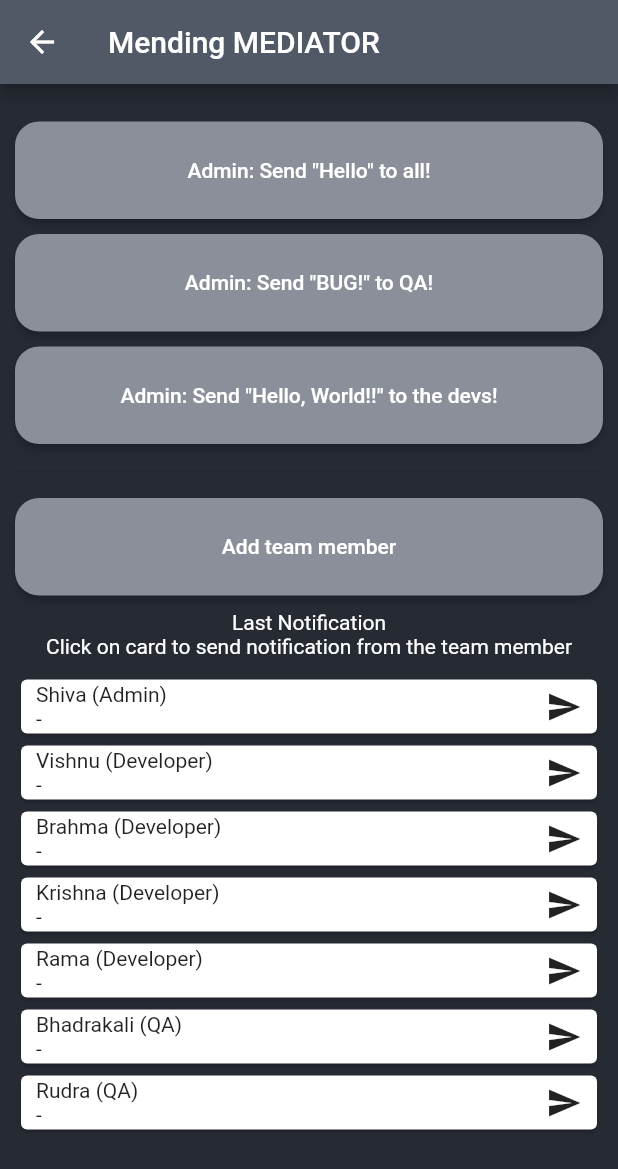
After one commit to glitchpop-frenzy/design-patterns-in-flutter, a Flutter app: the screen it shows after launch, after a tap on "Mending MEDIATOR : Structural", on a phone screen of 412 x 824 dp. The commit adds this screen. Shown: the top 1169 px of the screen. Run offline on Flutter 3.47's test engine with Material 2 defaults, Android fonts, the phone set to English and light mode, and no system bars; our stand-ins replace auto_route.

Commit message:
adding UI implementation for Mediator

```diff
--- a/lib/01_singleton/singleton_example.dart
+++ b/lib/01_singleton/singleton_example.dart
@@ -41,7 +41,7 @@ class _SingletonExampleState extends State<SingletonExample> {
     return Scaffold(
       backgroundColor: primaryBgColor2,
       appBar: AppBar(
-          backgroundColor: accentButtonBgColor,
+          backgroundColor: accentColor2,
           title: const Text(
             'Singleton Magic',
             style: TextStyle(color: Colors.white),
--- a/lib/02_adapter/awesome_adapter.dart
+++ b/lib/02_adapter/awesome_adapter.dart
@@ -8,7 +8,7 @@ class AwesomeAdapter extends StatelessWidget {
   @override
   Widget build(BuildContext context) {
     return Scaffold(
-      backgroundColor: primaryBgColor2,
+      backgroundColor: accentColor2,
       appBar: AppBar(
         backgroundColor: accentButtonBgColor,
         title: const Text(
--- /dev/null
+++ b/lib/22-mediator/presentation/mending_mediator.dart
@@ -0,0 +1,126 @@
+import 'dart:math';
+
+import 'package:design_patterns_in_flutter/22-mediator/application/developer_model.dart';
+import 'package:design_patterns_in_flutter/22-mediator/application/team_notification_hub_model.dart';
+import 'package:design_patterns_in_flutter/22-mediator/application/tester_model.dart';
+import 'package:design_patterns_in_flutter/22-mediator/domain/i_notification_hub.dart';
+import 'package:design_patterns_in_flutter/22-mediator/domain/i_team_member.dart';
+import 'package:design_patterns_in_flutter/22-mediator/presentation/widgets/notification_list.dart';
+import 'package:design_patterns_in_flutter/utils/utils.dart';
+import 'package:flutter/material.dart';
+
+import '../application/admin_model.dart';
+
+class MendingMediator extends StatefulWidget {
+  const MendingMediator({Key? key}) : super(key: key);
+
+  @override
+  State<MendingMediator> createState() => _MendingMediatorState();
+}
+
+class _MendingMediatorState extends State<MendingMediator> {
+  late final NotificationHub _notificationHub;
+  final _admin = Admin(name: 'Shiva');
+
+  @override
+  void initState() {
+    super.initState();
+    final _members = [
+      _admin,
+      Developer(name: 'Vishnu'),
+      Developer(name: 'Brahma'),
+      Developer(name: 'Krishna'),
+      Developer(name: 'Rama'),
+      Tester(name: 'Bhadrakali'),
+      Tester(name: 'Rudra'),
+    ];
+    _notificationHub = TeamNotificationHub(members: _members);
+  }
+
+  void _sendToAll() {
+    setState(() {
+      _admin.send('Sending to all');
+    });
+  }
+
+  void _sendToQa() {
+    setState(() {
+      _admin.sendTo<Tester>('Sending to QA');
+    });
+  }
+
+  void _sendToDevs() {
+    setState(() {
+      _admin.sendTo<Developer>('Sending to QA');
+    });
+  }
+
+  void _addTeamMember() {
+    const name = 'Fake Name';
+    final teamMember = Random().nextBool()
+        ? Tester(name: '$name (Tester)')
+        : Developer(name: '$name (Developer)');
+    setState(() {
+      _notificationHub.register(teamMember);
+    });
+  }
+
+  void _sendFromMember(TeamMember member) {
+    setState(() {
+      member.send('Hello from ${member.name}');
+    });
+  }
+
+  @override
+  Widget build(BuildContext context) {
+    return Scaffold(
+      backgroundColor: primaryBgColor2,
+      appBar: AppBar(
+        backgroundColor: accentColor2,
+        title: const Text(
+          'Mending MEDIATOR',
+          style: TextStyle(color: Colors.white),
+        ),
+      ),
+      body: Padding(
+        padding: const EdgeInsets.symmetric(vertical: 15, horizontal: 10),
+        child: ScrollConfiguration(
+          behavior: const ScrollBehavior(),
+          child: SingleChildScrollView(
+              child: Column(
+            crossAxisAlignment: CrossAxisAlignment.stretch,
+            children: [
+              buttonSep,
+              PillButton(
+                child: const Text('Admin: Send "Hello" to all!'),
+                onButtonPress: _sendToAll,
+              ),
+              buttonSep,
+              PillButton(
+                child: const Text('Admin: Send "BUG!" to QA!'),
+                onButtonPress: _sendToQa,
+              ),
+              buttonSep,
+              PillButton(
+                child: const Text('Admin: Send "Hello, World!!" to the devs!'),
+                onButtonPress: _sendToDevs,
+              ),
+              buttonSep,
+              const Divider(),
+              buttonSep,
+              PillButton(
+                child: const Text('Add team member'),
+                onButtonPress: _addTeamMember,
+              ),
+              buttonSep,
+              NotificationList(
+                members: _notificationHub.getTeamMembers(),
+                onTap: _sendFromMember,
+              )
+            ],
+          )),
+        ),
+      ),
+    );
+  }
+}
--- /dev/null
+++ b/lib/22-mediator/presentation/widgets/notification_list.dart
@@ -0,0 +1,63 @@
+import 'package:design_patterns_in_flutter/22-mediator/domain/i_team_member.dart';
+import 'package:design_patterns_in_flutter/utils/constants.dart';
+import 'package:design_patterns_in_flutter/utils/utils.dart';
+import 'package:flutter/material.dart';
+
+class NotificationList extends StatelessWidget {
+  final List<TeamMember> members;
+  final ValueSetter<TeamMember> onTap;
+  const NotificationList({
+    Key? key,
+    required this.members,
+    required this.onTap,
+  }) : super(key: key);
+
+  @override
+  Widget build(BuildContext context) {
+    return Column(
+      children: [
+        const Text(
+          'Last Notification',
+          style: TextStyle(color: Colors.white),
+        ),
+        const Text(
+          'Click on card to send notification from the team member',
+          style: TextStyle(color: Colors.white),
+        ),
+        buttonSep,
+        for (TeamMember member in members)
+          Card(
+            child: InkWell(
+              onTap: () => onTap(member),
+              child: Row(
+                mainAxisAlignment: MainAxisAlignment.spaceBetween,
+                children: [
+                  Expanded(
+                    child: Padding(
+                      padding: const EdgeInsets.symmetric(
+                          horizontal: paddingL, vertical: 2),
+                      child: Column(
+                        crossAxisAlignment: CrossAxisAlignment.start,
+                        children: [
+                          Text(
+                            member.toString(),
+                          ),
+                          Text(
+                            member.lastNotification ?? '-',
+                          ),
+                        ],
+                      ),
+                    ),
+                  ),
+                  const Padding(
+                    padding: EdgeInsets.only(right: paddingL),
+                    child: Icon(Icons.send),
+                  ),
+                ],
+              ),
+            ),
+          )
+      ],
+    );
+  }
+}
--- a/lib/home_page.dart
+++ b/lib/home_page.dart
@@ -42,6 +42,18 @@ class HomePage extends StatelessWidget {
                   onButtonPress: () async => await AutoRouter.of(context)
                       .push(const AwesomeAdapterRoute()),
                 ),
+                buttonSep,
+                PillButton(
+                  child: const Text(
+                    'Mending MEDIATOR : Structural',
+                    style: TextStyle(
+                      fontSize: 16,
+                      color: Colors.white,
+                    ),
+                  ),
+                  onButtonPress: () async => await AutoRouter.of(context)
+                      .push(const MendingMediatorRoute()),
+                ),
               ],
             ),
           )),
--- a/lib/routes/router.dart
+++ b/lib/routes/router.dart
@@ -1,5 +1,6 @@
 import 'package:auto_route/auto_route.dart';
 import 'package:design_patterns_in_flutter/02_adapter/awesome_adapter.dart';
+import 'package:design_patterns_in_flutter/22-mediator/presentation/mending_mediator.dart';
 import 'package:design_patterns_in_flutter/home_page.dart';
 import 'package:flutter/material.dart';
 import 'package:design_patterns_in_flutter/01_singleton/singleton_example.dart';
@@ -15,6 +16,9 @@ part 'router.gr.dart';
   ),
   AutoRoute(
     page: AwesomeAdapter,
+  ),
+  AutoRoute(
+    page: MendingMediator,
   )
 ])
 class AppRouter extends _$AppRouter {}
```
Also changed, not shown: lib/routes/router.gr.dart.
